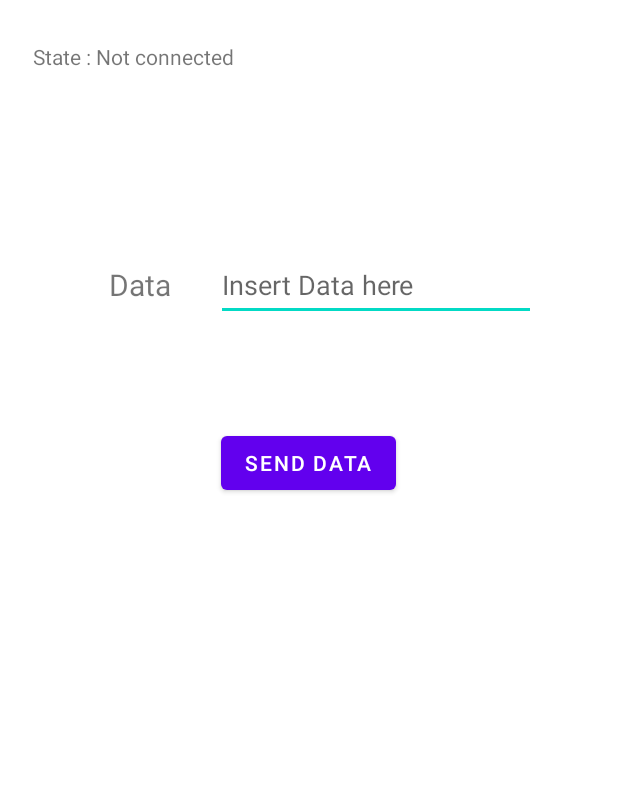
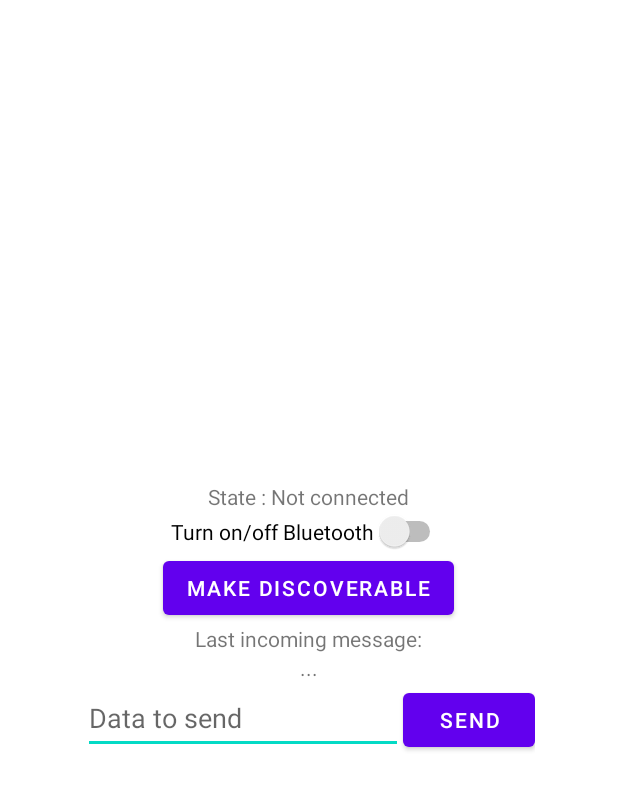
Before and after one commit to AnasHouissa/SendReceiveBluetooth, an Android app: the layout activity_main.xml on its own in the app's theme, with its tools: preview values and no code run, on a phone screen of 412 x 824 dp. Shown: the top 790 px of the screen. Run offline under Robolectric (Android 15) with nearby library versions, the phone set to English and light mode, and no system bars.

Commit message:
initial commit

```diff
--- a/app/src/main/java/com/example/sendbluetoothv1/Constants.java
+++ b/app/src/main/java/com/example/sendbluetoothv1/Constants.java
@@ -28,6 +28,20 @@ public interface Constants {
     int MESSAGE_DEVICE_NAME = 4;
     int MESSAGE_TOAST = 5;
 
+
+    int REQUEST_CODE_LOCATION_PERMISSION = 10;
+    int REQUEST_CONNECT_DEVICE_SECURE = 20;
+    int REQUEST_ENABLE_BT = 30;
+    int REQUEST_ENABLE_DISCOVERABLE = 40;
+
+    // Constants that indicate the current connection state
+    int STATE_NONE = 100;       // we're doing nothing
+    int STATE_LISTEN = 200;     // now listening for incoming connections
+    int STATE_CONNECTING = 300; // now initiating an outgoing connection
+    int STATE_CONNECTED = 400;  // now connected to a remote device
+
+
+
     // Key names received from the BluetoothChatService Handler
     String DEVICE_NAME = "device_name";
     String TOAST = "toast";
--- a/app/src/main/res/layout/activity_main.xml
+++ b/app/src/main/res/layout/activity_main.xml
@@ -1,63 +1,64 @@
 <?xml version="1.0" encoding="utf-8"?>
-<androidx.constraintlayout.widget.ConstraintLayout xmlns:android="http://schemas.android.com/apk/res/android"
+<LinearLayout xmlns:android="http://schemas.android.com/apk/res/android"
     xmlns:app="http://schemas.android.com/apk/res-auto"
     xmlns:tools="http://schemas.android.com/tools"
     android:layout_width="match_parent"
     android:layout_height="match_parent"
+    android:orientation="vertical"
+    android:layout_gravity="center"
+    android:gravity="center"
     tools:context=".MainActivity">
 
     <TextView
-        android:id="@+id/tv_name2"
-        android:layout_width="81dp"
-        android:layout_height="27dp"
-        android:text="Data"
-        android:textAlignment="center"
-        android:textAllCaps="false"
-        android:textSize="20sp"
-        app:layout_constraintBottom_toBottomOf="parent"
-        app:layout_constraintEnd_toEndOf="parent"
-        app:layout_constraintHorizontal_bias="0.16"
-        app:layout_constraintStart_toStartOf="parent"
-        app:layout_constraintTop_toTopOf="parent"
-        app:layout_constraintVertical_bias="0.221" />
-
-    <EditText
-        android:id="@+id/et_name"
+        android:id="@+id/tv_state"
         android:layout_width="wrap_content"
         android:layout_height="wrap_content"
-        android:ems="10"
-        android:hint="Insert Data here"
-        android:inputType="textPersonName"
-        android:minHeight="48dp"
-        app:layout_constraintBottom_toBottomOf="parent"
-        app:layout_constraintEnd_toEndOf="parent"
-        app:layout_constraintHorizontal_bias="0.726"
-        app:layout_constraintStart_toStartOf="parent"
-        app:layout_constraintTop_toTopOf="parent"
-        app:layout_constraintVertical_bias="0.214" />
+        android:text="State : Not connected" />
+
+    <Switch
+        android:id="@+id/onOff_switch"
+        android:layout_width="wrap_content"
+        android:layout_height="wrap_content"
+        android:text="Turn on/off Bluetooth" />
 
     <Button
-        android:id="@+id/btn_send"
+        android:id="@+id/discoverable_btn"
         android:layout_width="wrap_content"
         android:layout_height="wrap_content"
-        android:text="Send data"
-        app:layout_constraintBottom_toBottomOf="parent"
-        app:layout_constraintEnd_toEndOf="parent"
-        app:layout_constraintHorizontal_bias="0.498"
-        app:layout_constraintStart_toStartOf="parent"
-        app:layout_constraintTop_toTopOf="parent"
-        app:layout_constraintVertical_bias="0.367" />
+        android:text="Make discoverable" />
 
     <TextView
-        android:id="@+id/tv_state"
-        android:layout_width="173dp"
-        android:layout_height="24dp"
-        android:text="State : Not connected"
-        app:layout_constraintBottom_toBottomOf="parent"
-        app:layout_constraintEnd_toEndOf="parent"
-        app:layout_constraintHorizontal_bias="0.093"
-        app:layout_constraintStart_toStartOf="parent"
-        app:layout_constraintTop_toTopOf="parent"
-        app:layout_constraintVertical_bias="0.035" />
+        android:layout_width="wrap_content"
+        android:layout_height="wrap_content"
+        android:text="Last incoming message:" />
 
-</androidx.constraintlayout.widget.ConstraintLayout>
+    <TextView
+        android:id="@+id/msg_tv"
+        android:layout_width="wrap_content"
+        android:layout_height="wrap_content"
+        android:text="..." />
+
+    <LinearLayout
+        android:layout_width="wrap_content"
+        android:layout_height="wrap_content"
+        android:orientation="horizontal">
+
+        <EditText
+            android:id="@+id/et_name"
+            android:layout_width="wrap_content"
+            android:layout_height="wrap_content"
+            android:ems="10"
+            android:hint="Data to send"
+            android:inputType="textPersonName"
+            android:minHeight="48dp" />
+
+        <Button
+            android:id="@+id/btn_send"
+            android:layout_width="wrap_content"
+            android:layout_height="wrap_content"
+            android:text="Send" />
+    </LinearLayout>
+
+
+
+</LinearLayout>
```
Also changed, not shown: app/src/main/java/com/example/sendbluetoothv1/BluetoothChatService.java (+157 -54 lines), app/src/main/java/com/example/sendbluetoothv1/DeviceListActivity.java (+10 -1 lines), app/src/main/java/com/example/sendbluetoothv1/MainActivity.java (+152 -46 lines).
